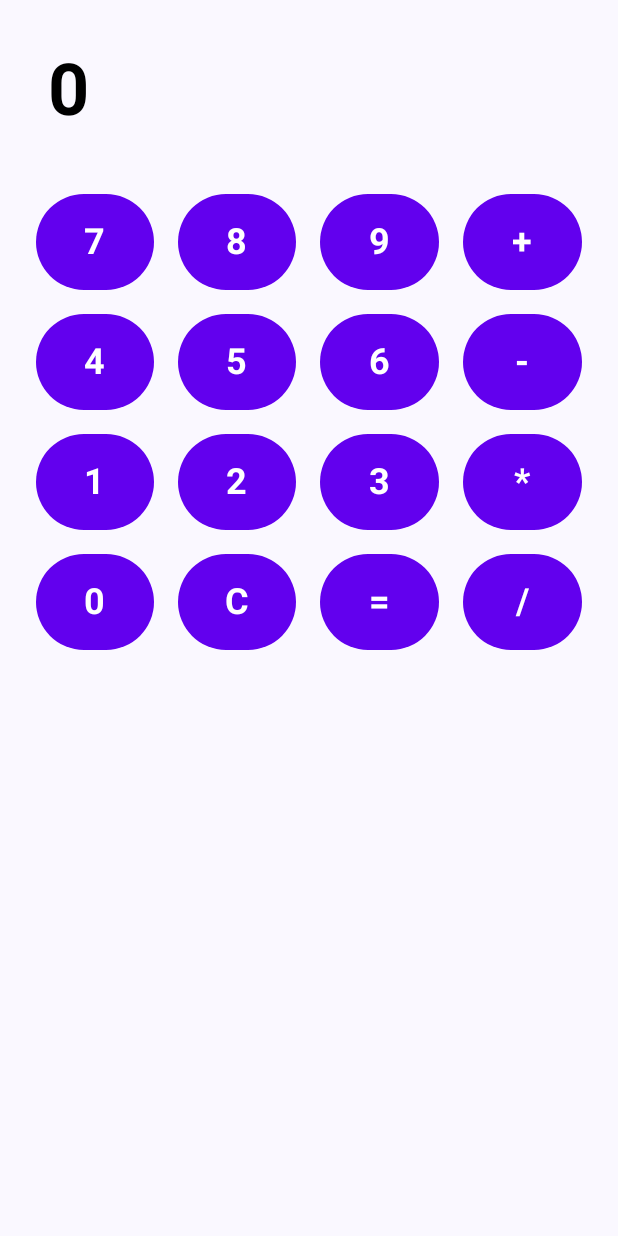
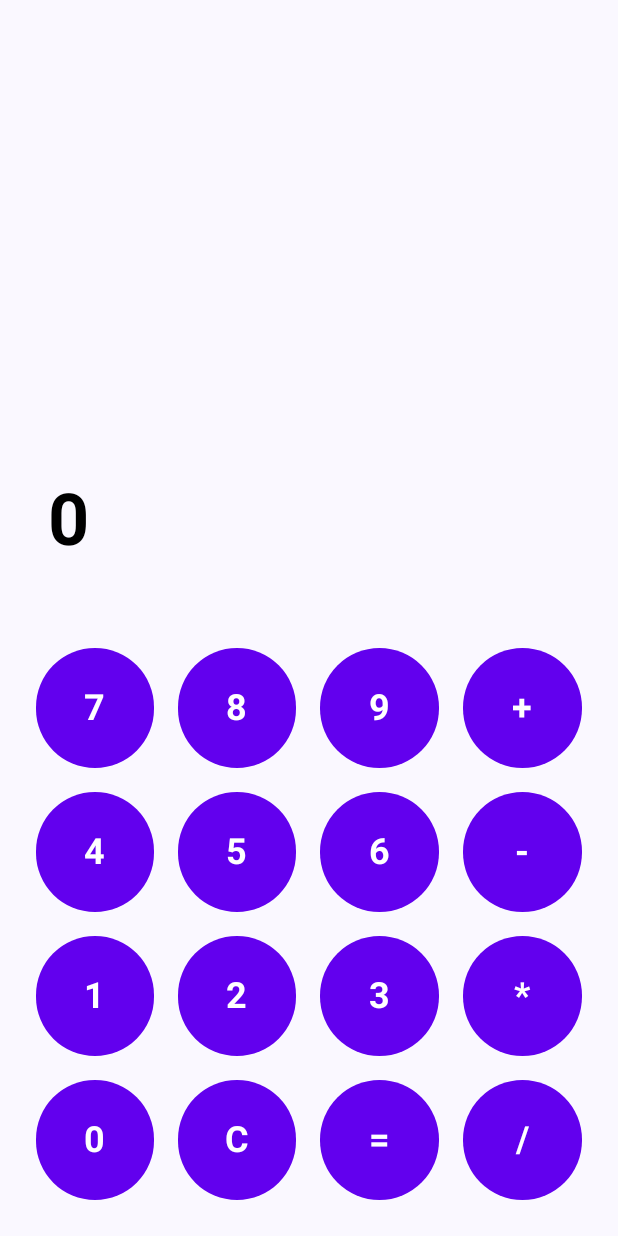
Before and after one commit to RenatoB04/P01-DJPM, an Android app built with Jetpack Compose: the screen it shows after launch (MainActivity), on a phone screen of 412 x 824 dp. Run offline under Robolectric (Android 15) with nearby library versions, the phone set to English and light mode, and no system bars.

Commit message:
Fixed button spacing

```diff
--- a/app/src/main/java/com/example/p01_djpm/ui/theme/Screen.kt
+++ b/app/src/main/java/com/example/p01_djpm/ui/theme/Screen.kt
@@ -50,9 +50,13 @@ fun Screen(modifier: Modifier = Modifier) {
     }
 
     Column(
-        modifier = modifier.padding(16.dp),
+        modifier = modifier
+            .fillMaxSize()
+            .padding(16.dp),
         horizontalAlignment = Alignment.CenterHorizontally
     ) {
+        Spacer(modifier = Modifier.weight(1f))
+
         Text(
             text = displayValue,
             style = MaterialTheme.typography.headlineLarge.copy(
@@ -66,8 +70,13 @@ fun Screen(modifier: Modifier = Modifier) {
             maxLines = 1
         )
 
-        Spacer(modifier = Modifier.height(16.dp))
+        Spacer(modifier = Modifier.height(32.dp))
 
+        // Botões
+        Column(
+            modifier = Modifier.fillMaxWidth(),
+            verticalArrangement = Arrangement.Bottom
+        ) {
             Row(modifier = Modifier.fillMaxWidth()) {
                 CalculatorButton("7", onClick = { updateDisplay("7") }, Modifier.weight(1f).padding(8.dp))
                 CalculatorButton("8", onClick = { updateDisplay("8") }, Modifier.weight(1f).padding(8.dp))
@@ -97,6 +106,7 @@ fun Screen(modifier: Modifier = Modifier) {
             }
         }
     }
+}
 
 @Composable
 fun CalculatorButton(text: String, onClick: () -> Unit, modifier: Modifier = Modifier) {
@@ -107,7 +117,7 @@ fun CalculatorButton(text: String, onClick: () -> Unit, modifier: Modifier = Mod
             containerColor = Color(0xFF6200EE),
             contentColor = Color.White
         ),
-        modifier = modifier.size(64.dp)
+        modifier = modifier.size(80.dp)
     ) {
         Text(
             text = text,
```
Lines whose indentation alone changed are shown as unchanged.
